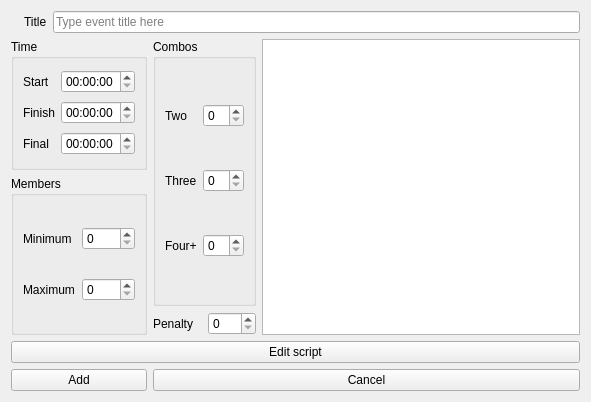
Old version of the form eventedit.ui in the repository FrankMamuda/ketoevent.
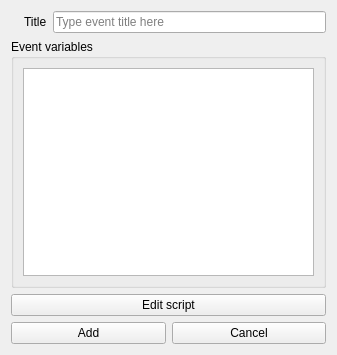
New version of the form. Icons and pictures are not drawn.

Commit message: add options widget basic interoperability with scripts

```diff
--- a/eventedit.ui
+++ b/eventedit.ui
@@ -6,14 +6,28 @@
    <rect>
     <x>0</x>
     <y>0</y>
-    <width>591</width>
-    <height>402</height>
+    <width>337</width>
+    <height>355</height>
    </rect>
   </property>
   <property name="windowTitle">
    <string>Form</string>
   </property>
   <layout class="QGridLayout" name="gridLayout_4">
+   <item row="1" column="0" colspan="2">
+    <widget class="QGroupBox" name="groupBox">
+     <property name="title">
+      <string>Event variables</string>
+     </property>
+     <layout class="QVBoxLayout" name="verticalLayout">
+      <item>
+       <widget class="QListWidget" name="optionList"/>
+      </item>
+     </layout>
+     <zorder>optionList</zorder>
+     <zorder>optionList</zorder>
+    </widget>
+   </item>
    <item row="6" column="0">
     <widget class="QPushButton" name="addButton">
      <property name="text">
@@ -25,155 +39,7 @@
      </property>
     </widget>
    </item>
-   <item row="2" column="0" rowspan="2">
-    <widget class="QGroupBox" name="membersGroup">
-     <property name="title">
-      <string>Members</string>
-     </property>
-     <layout class="QGridLayout" name="gridLayout_2">
-      <item row="0" column="0">
-       <widget class="QLabel" name="minLabel">
-        <property name="text">
-         <string>Minimum</string>
-        </property>
-       </widget>
-      </item>
-      <item row="0" column="1">
-       <widget class="QSpinBox" name="minInteger"/>
-      </item>
-      <item row="1" column="0">
-       <widget class="QLabel" name="maxLabel">
-        <property name="text">
-         <string>Maximum</string>
-        </property>
-       </widget>
-      </item>
-      <item row="1" column="1">
-       <widget class="QSpinBox" name="maxInteger"/>
-      </item>
-     </layout>
-    </widget>
-   </item>
-   <item row="3" column="1">
-    <layout class="QHBoxLayout" name="penaltyLayout">
-     <item>
-      <widget class="QLabel" name="penaltyLabel">
-       <property name="text">
-        <string>Penalty</string>
-       </property>
-      </widget>
-     </item>
-     <item>
-      <widget class="QSpinBox" name="penaltyInteger"/>
-     </item>
-    </layout>
-   </item>
-   <item row="1" column="0">
-    <widget class="QGroupBox" name="groupBox">
-     <property name="title">
-      <string>Time</string>
-     </property>
-     <layout class="QGridLayout" name="gridLayout">
-      <item row="0" column="0">
-       <widget class="QLabel" name="startLabel">
-        <property name="text">
-         <string>Start</string>
-        </property>
-       </widget>
-      </item>
-      <item row="0" column="1">
-       <widget class="QTimeEdit" name="startTime"/>
-      </item>
-      <item row="1" column="0">
-       <widget class="QLabel" name="finishLabel">
-        <property name="text">
-         <string>Finish</string>
-        </property>
-       </widget>
-      </item>
-      <item row="1" column="1">
-       <widget class="QTimeEdit" name="finishTime"/>
-      </item>
-      <item row="2" column="0">
-       <widget class="QLabel" name="finalLabel">
-        <property name="text">
-         <string>Final</string>
-        </property>
-       </widget>
-      </item>
-      <item row="2" column="1">
-       <widget class="QTimeEdit" name="finalTime"/>
-      </item>
-     </layout>
-     <zorder>startLabel</zorder>
-     <zorder>startTime</zorder>
-     <zorder>finalLabel</zorder>
-     <zorder>finalTime</zorder>
-     <zorder>finishLabel</zorder>
-     <zorder>finishTime</zorder>
-    </widget>
-   </item>
-   <item row="1" column="1" rowspan="2">
-    <widget class="QGroupBox" name="comboLayout">
-     <property name="title">
-      <string>Combos</string>
-     </property>
-     <layout class="QGridLayout" name="gridLayout_3">
-      <item row="0" column="1">
-       <widget class="QSpinBox" name="twoInteger"/>
-      </item>
-      <item row="1" column="0">
-       <widget class="QLabel" name="threeLabel">
-        <property name="text">
-         <string>Three</string>
-        </property>
-       </widget>
-      </item>
-      <item row="1" column="1">
-       <widget class="QSpinBox" name="threeInteger"/>
-      </item>
-      <item row="0" column="0">
-       <widget class="QLabel" name="twoLabel">
-        <property name="text">
-         <string>Two</string>
-        </property>
-       </widget>
-      </item>
-      <item row="2" column="0">
-       <widget class="QLabel" name="fourPlusLabel">
-        <property name="text">
-         <string>Four+</string>
-        </property>
-       </widget>
-      </item>
-      <item row="2" column="1">
-       <widget class="QSpinBox" name="fourPlusInteger"/>
-      </item>
-     </layout>
-    </widget>
-   </item>
-   <item row="6" column="1" colspan="2">
-    <widget class="QPushButton" name="cancelButton">
-     <property name="text">
-      <string>Cancel</string>
-     </property>
-     <property name="icon">
-      <iconset resource="resources.qrc">
-       <normaloff>:/icons/remove</normaloff>:/icons/remove</iconset>
-     </property>
-    </widget>
-   </item>
-   <item row="5" column="0" colspan="3">
-    <widget class="QPushButton" name="scriptButton">
-     <property name="text">
-      <string>Edit script</string>
-     </property>
-    </widget>
-   </item>
-   <item row="1" column="2" rowspan="3">
-    <widget class="QListWidget" name="optionList"/>
-   </item>
-   <item row="0" column="0" colspan="3">
+   <item row="0" column="0" colspan="2">
     <layout class="QHBoxLayout" name="titleLayout">
      <item>
       <widget class="QLabel" name="titlePixmap">
@@ -207,6 +73,24 @@
      </item>
     </layout>
    </item>
+   <item row="2" column="0" colspan="2">
+    <widget class="QPushButton" name="scriptButton">
+     <property name="text">
+      <string>Edit script</string>
+     </property>
+    </widget>
+   </item>
+   <item row="6" column="1">
+    <widget class="QPushButton" name="cancelButton">
+     <property name="text">
+      <string>Cancel</string>
+     </property>
+     <property name="icon">
+      <iconset resource="resources.qrc">
+       <normaloff>:/icons/remove</normaloff>:/icons/remove</iconset>
+     </property>
+    </widget>
+   </item>
   </layout>
  </widget>
  <resources>
```
The commit also changes 17 other files.
